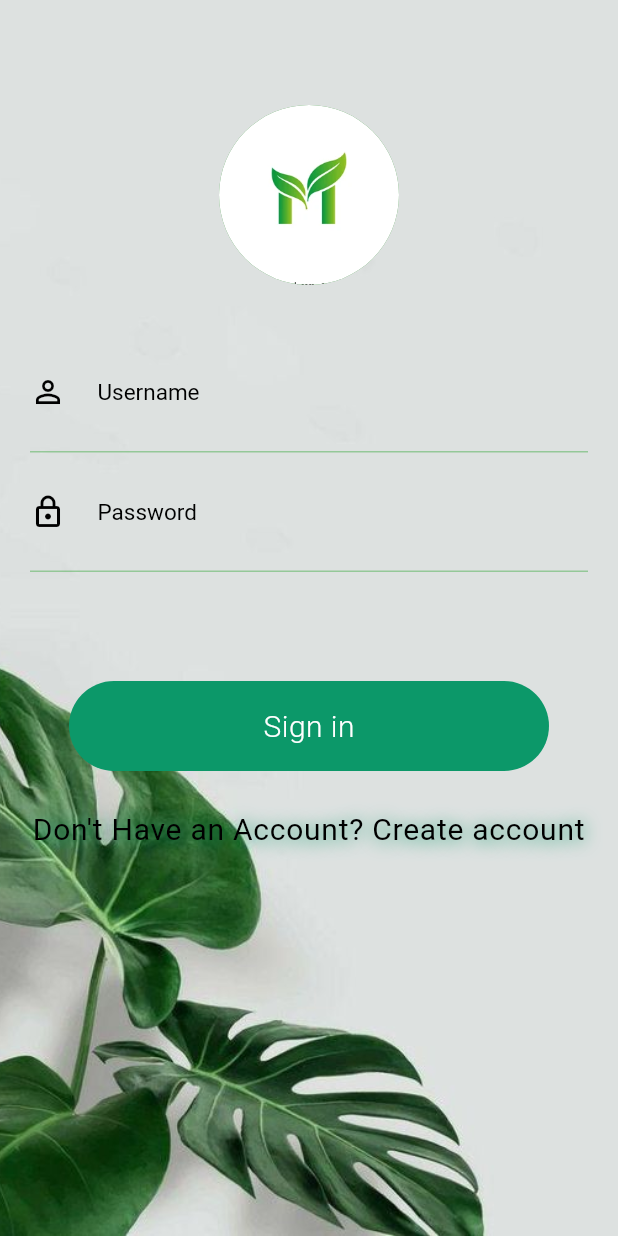
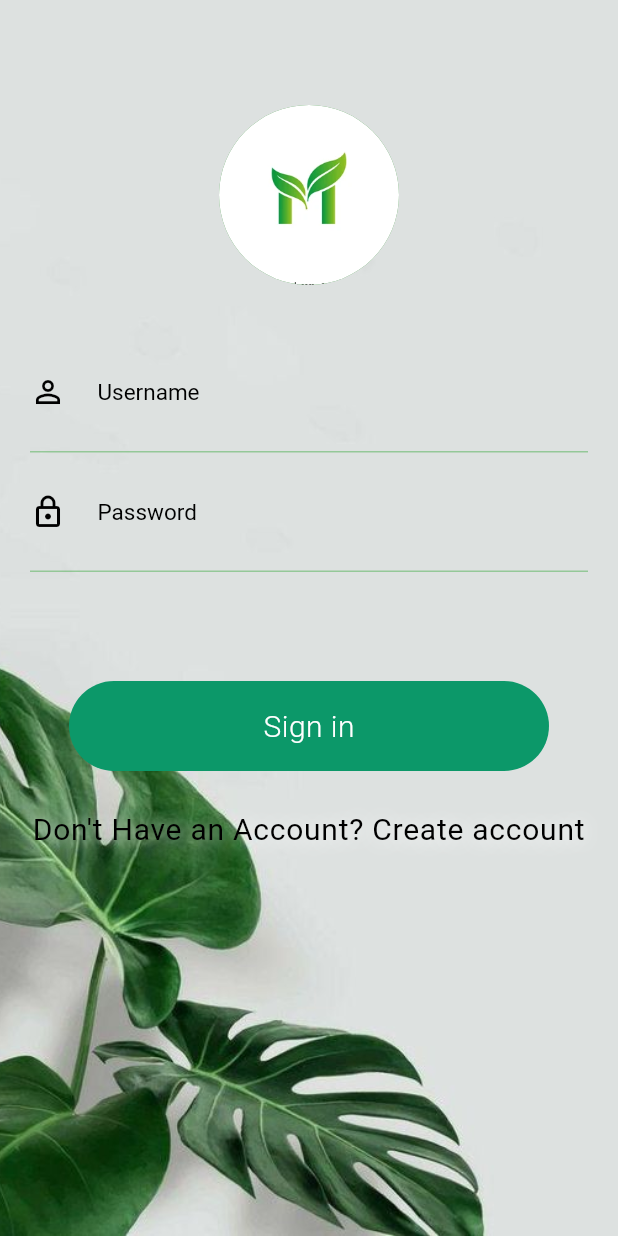
Before and after one commit to MaryyamSalah/Mplant, a Flutter app: the screen it shows after launch, on a phone screen of 412 x 824 dp. Run offline on Flutter 3.47's test engine with Material 2 defaults, Android fonts, the phone set to English and light mode, and no system bars; our stand-ins replace flutter_image_slideshow, flutter_rating_bar, grouped_list, image_picker, settings_ui, share; missing offline and left inert: comment_box, favorite_button, image_preview.

Commit message:
completed Ui

```diff
--- a/lib/screens/Login.dart
+++ b/lib/screens/Login.dart
@@ -237,7 +237,7 @@ class SignUpButton extends StatelessWidget {
       Shadow(
         offset: Offset(0.5, 1.0),
         blurRadius: 15,
-        color: Color(0xFF0C9869),
+        color: Colors.white,
       ),
 
     ],
```
